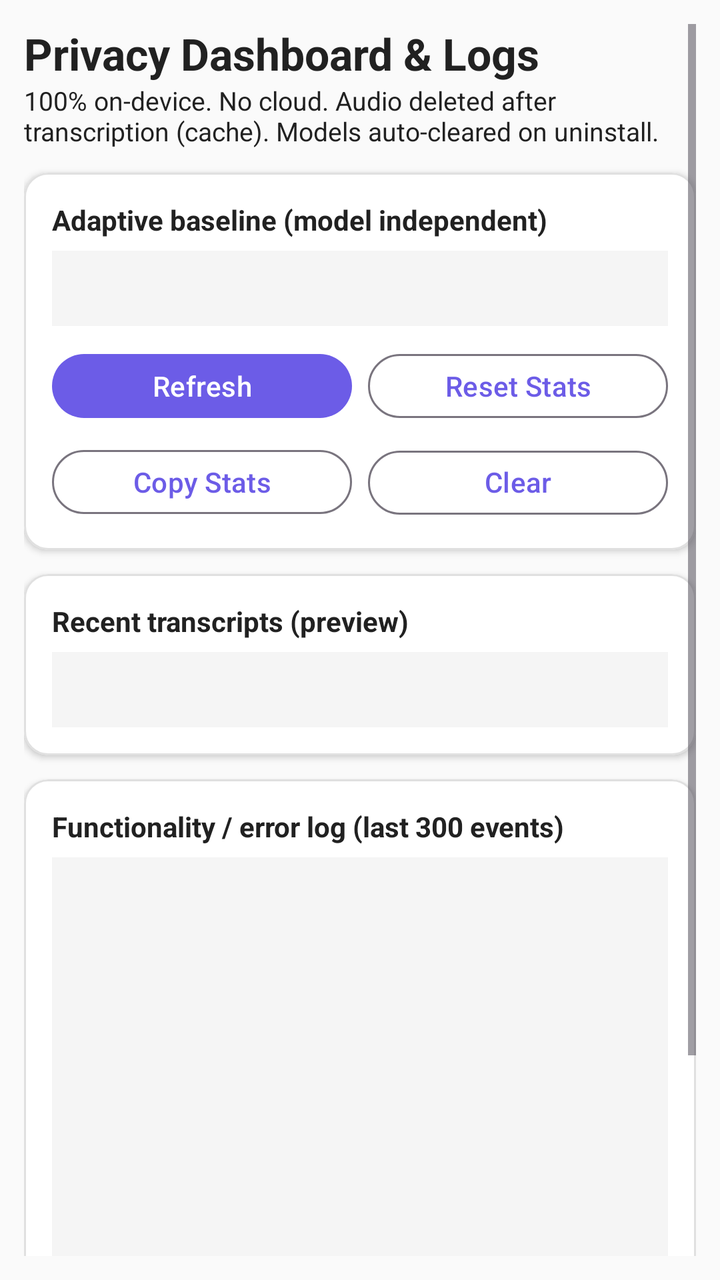
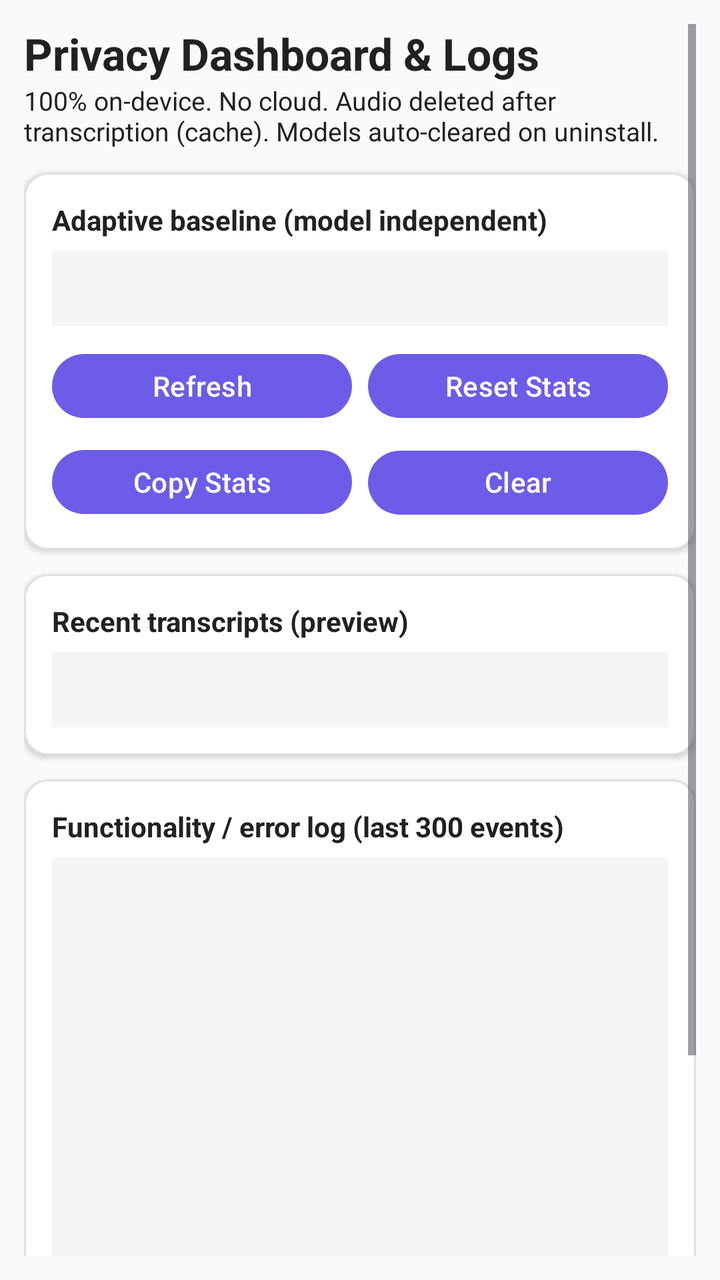

Two renders of the same Android screen: before a commit and after it. Below are the layout's source before the change and the commit's diff.
<!-- AndroidManifest.xml: application theme Theme.WhisperKeyboard -->
<!-- res/layout/activity_privacy_dashboard.xml -->
<?xml version="1.0" encoding="utf-8"?>
<ScrollView xmlns:android="http://schemas.android.com/apk/res/android"
    xmlns:app="http://schemas.android.com/apk/res-auto"
    android:layout_width="match_parent" android:layout_height="match_parent" android:background="#FAFAFA" android:padding="12dp">
<LinearLayout android:orientation="vertical" android:layout_width="match_parent" android:layout_height="wrap_content">
    <TextView android:text="Privacy Dashboard &amp; Logs" android:textSize="22sp" android:textStyle="bold" android:textColor="#212121" android:layout_width="wrap_content" android:layout_height="wrap_content"/>
    <TextView android:text="100% on-device. No cloud. Audio deleted after transcription (cache). Models auto-cleared on uninstall." android:textSize="13sp" android:textColor="#212121" android:layout_width="wrap_content" android:layout_height="wrap_content" android:layout_marginBottom="12dp"/>

    <com.google.android.material.card.MaterialCardView android:layout_width="match_parent" android:layout_height="wrap_content" app:cardCornerRadius="12dp" app:cardElevation="2dp" app:cardBackgroundColor="#FFFFFF" app:strokeColor="#E0E0E0" app:strokeWidth="1dp" android:layout_marginBottom="12dp">
        <LinearLayout android:orientation="vertical" android:layout_width="match_parent" android:layout_height="wrap_content" android:padding="14dp">
            <TextView android:text="Adaptive baseline (model independent)" android:textStyle="bold" android:textSize="14sp" android:textColor="#212121" android:layout_width="wrap_content" android:layout_height="wrap_content"/>
            <TextView android:id="@+id/tvStats" android:text="" android:fontFamily="monospace" android:textSize="13sp" android:textColor="#212121" android:background="#F5F5F5" android:padding="10dp" android:layout_width="match_parent" android:layout_height="wrap_content" android:layout_marginTop="6dp"/>
            <LinearLayout android:orientation="horizontal" android:layout_width="match_parent" android:layout_height="wrap_content" android:layout_marginTop="10dp">
                <com.google.android.material.button.MaterialButton android:id="@+id/btnRefresh" android:text="Refresh" android:layout_width="0dp" android:layout_weight="1" android:layout_height="40dp"/>
                <com.google.android.material.button.MaterialButton android:id="@+id/btnResetStats" android:text="Reset Stats" style="@style/Widget.Material3.Button.OutlinedButton" android:layout_width="0dp" android:layout_weight="1" android:layout_height="40dp" android:layout_marginStart="8dp"/>
            </LinearLayout>
            <LinearLayout android:orientation="horizontal" android:layout_width="match_parent" android:layout_height="wrap_content" android:layout_marginTop="8dp">
                <com.google.android.material.button.MaterialButton android:id="@+id/btnExportLogs" android:text="Copy Stats" style="@style/Widget.Material3.Button.OutlinedButton" android:layout_width="0dp" android:layout_weight="1" android:layout_height="40dp"/>
                <com.google.android.material.button.MaterialButton android:id="@+id/btnClearTranscripts" android:text="Clear Transcripts" style="@style/Widget.Material3.Button.OutlinedButton" android:layout_width="0dp" android:layout_weight="1" android:layout_height="40dp" android:layout_marginStart="8dp"/>
            </LinearLayout>
        </LinearLayout>
    </com.google.android.material.card.MaterialCardView>

    <com.google.android.material.card.MaterialCardView android:layout_width="match_parent" android:layout_height="wrap_content" app:cardCornerRadius="12dp" app:cardElevation="2dp" app:cardBackgroundColor="#FFFFFF" app:strokeColor="#E0E0E0" app:strokeWidth="1dp" android:layout_marginBottom="12dp">
        <LinearLayout android:orientation="vertical" android:layout_width="match_parent" android:layout_height="wrap_content" android:padding="14dp">
            <TextView android:text="Recent transcripts (preview)" android:textStyle="bold" android:textSize="14sp" android:textColor="#212121" android:layout_width="wrap_content" android:layout_height="wrap_content"/>
            <TextView android:id="@+id/tvLogs" android:text="" android:textSize="13sp" android:textColor="#212121" android:fontFamily="monospace" android:background="#F5F5F5" android:padding="10dp" android:layout_width="match_parent" android:layout_height="wrap_content" android:layout_marginTop="6dp"/>
        </LinearLayout>
    </com.google.android.material.card.MaterialCardView>

    <com.google.android.material.card.MaterialCardView android:layout_width="match_parent" android:layout_height="wrap_content" app:cardCornerRadius="12dp" app:cardElevation="2dp" app:cardBackgroundColor="#FFFFFF" app:strokeColor="#E0E0E0" app:strokeWidth="1dp" android:layout_marginBottom="12dp">
        <LinearLayout android:orientation="vertical" android:layout_width="match_parent" android:layout_height="wrap_content" android:padding="14dp">
            <TextView android:text="Functionality / error log (last 300 events)" android:textStyle="bold" android:textSize="14sp" android:textColor="#212121" android:layout_width="wrap_content" android:layout_height="wrap_content"/>
            <ScrollView android:layout_width="match_parent" android:layout_height="260dp" android:layout_marginTop="6dp" android:background="#F5F5F5">
                <TextView android:id="@+id/tvDiagLog" android:text="" android:textSize="11sp" android:textColor="#212121" android:fontFamily="monospace" android:padding="10dp" android:layout_width="match_parent" android:layout_height="wrap_content"/>
            </ScrollView>
            <LinearLayout android:orientation="horizontal" android:layout_width="match_parent" android:layout_height="wrap_content" android:layout_marginTop="10dp">
                <com.google.android.material.button.MaterialButton android:id="@+id/btnCopyDiag" android:text="Copy Error/Log" android:layout_width="0dp" android:layout_weight="1" android:layout_height="40dp"/>
                <com.google.android.material.button.MaterialButton android:id="@+id/btnClearDiag" android:text="Clear Log" style="@style/Widget.Material3.Button.OutlinedButton" android:layout_width="0dp" android:layout_weight="1" android:layout_height="40dp" android:layout_marginStart="8dp"/>
                <com.google.android.material.button.MaterialButton android:id="@+id/btnRefreshDiag" android:text="Refresh" style="@style/Widget.Material3.Button.OutlinedButton" android:layout_width="0dp" android:layout_weight="1" android:layout_height="40dp" android:layout_marginStart="8dp"/>
            </LinearLayout>
        </LinearLayout>
    </com.google.android.material.card.MaterialCardView>
</LinearLayout>
</ScrollView>
<!-- resources referenced by this layout -->
<resources>
  <style name="Theme.WhisperKeyboard" parent="Theme.Material3.DayNight.NoActionBar">
          <item name="colorPrimary">#6C5CE7</item>
          <item name="colorPrimaryVariant">#5A4BD1</item>
          <item name="colorOnPrimary">#FFFFFF</item>
          <item name="colorSecondary">#A29BFE</item>
          <item name="android:statusBarColor">#2C2C3E</item>
      </style>
</resources>

<!-- the commit's change to res/layout/activity_privacy_dashboard.xml (unified diff, before → after) -->
@@ -12,11 +12,11 @@
             <TextView android:id="@+id/tvStats" android:text="" android:fontFamily="monospace" android:textSize="13sp" android:textColor="#212121" android:background="#F5F5F5" android:padding="10dp" android:layout_width="match_parent" android:layout_height="wrap_content" android:layout_marginTop="6dp"/>
             <LinearLayout android:orientation="horizontal" android:layout_width="match_parent" android:layout_height="wrap_content" android:layout_marginTop="10dp">
                 <com.google.android.material.button.MaterialButton android:id="@+id/btnRefresh" android:text="Refresh" android:layout_width="0dp" android:layout_weight="1" android:layout_height="40dp"/>
-                <com.google.android.material.button.MaterialButton android:id="@+id/btnResetStats" android:text="Reset Stats" style="@style/Widget.Material3.Button.OutlinedButton" android:layout_width="0dp" android:layout_weight="1" android:layout_height="40dp" android:layout_marginStart="8dp"/>
+                <com.google.android.material.button.MaterialButton android:id="@+id/btnResetStats" android:text="Reset Stats" android:layout_width="0dp" android:layout_weight="1" android:layout_height="40dp" android:layout_marginStart="8dp"/>
             </LinearLayout>
             <LinearLayout android:orientation="horizontal" android:layout_width="match_parent" android:layout_height="wrap_content" android:layout_marginTop="8dp">
-                <com.google.android.material.button.MaterialButton android:id="@+id/btnExportLogs" android:text="Copy Stats" style="@style/Widget.Material3.Button.OutlinedButton" android:layout_width="0dp" android:layout_weight="1" android:layout_height="40dp"/>
-                <com.google.android.material.button.MaterialButton android:id="@+id/btnClearTranscripts" android:text="Clear Transcripts" style="@style/Widget.Material3.Button.OutlinedButton" android:layout_width="0dp" android:layout_weight="1" android:layout_height="40dp" android:layout_marginStart="8dp"/>
+                <com.google.android.material.button.MaterialButton android:id="@+id/btnExportLogs" android:text="Copy Stats" android:layout_width="0dp" android:layout_weight="1" android:layout_height="40dp"/>
+                <com.google.android.material.button.MaterialButton android:id="@+id/btnClearTranscripts" android:text="Clear Transcripts" android:layout_width="0dp" android:layout_weight="1" android:layout_height="40dp" android:layout_marginStart="8dp"/>
             </LinearLayout>
         </LinearLayout>
     </com.google.android.material.card.MaterialCardView>
@@ -36,8 +36,8 @@
             </ScrollView>
             <LinearLayout android:orientation="horizontal" android:layout_width="match_parent" android:layout_height="wrap_content" android:layout_marginTop="10dp">
                 <com.google.android.material.button.MaterialButton android:id="@+id/btnCopyDiag" android:text="Copy Error/Log" android:layout_width="0dp" android:layout_weight="1" android:layout_height="40dp"/>
-                <com.google.android.material.button.MaterialButton android:id="@+id/btnClearDiag" android:text="Clear Log" style="@style/Widget.Material3.Button.OutlinedButton" android:layout_width="0dp" android:layout_weight="1" android:layout_height="40dp" android:layout_marginStart="8dp"/>
-                <com.google.android.material.button.MaterialButton android:id="@+id/btnRefreshDiag" android:text="Refresh" style="@style/Widget.Material3.Button.OutlinedButton" android:layout_width="0dp" android:layout_weight="1" android:layout_height="40dp" android:layout_marginStart="8dp"/>
+                <com.google.android.material.button.MaterialButton android:id="@+id/btnClearDiag" android:text="Clear Log" android:layout_width="0dp" android:layout_weight="1" android:layout_height="40dp" android:layout_marginStart="8dp"/>
+                <com.google.android.material.button.MaterialButton android:id="@+id/btnRefreshDiag" android:text="Refresh" android:layout_width="0dp" android:layout_weight="1" android:layout_height="40dp" android:layout_marginStart="8dp"/>
             </LinearLayout>
         </LinearLayout>
     </com.google.android.material.card.MaterialCardView>
